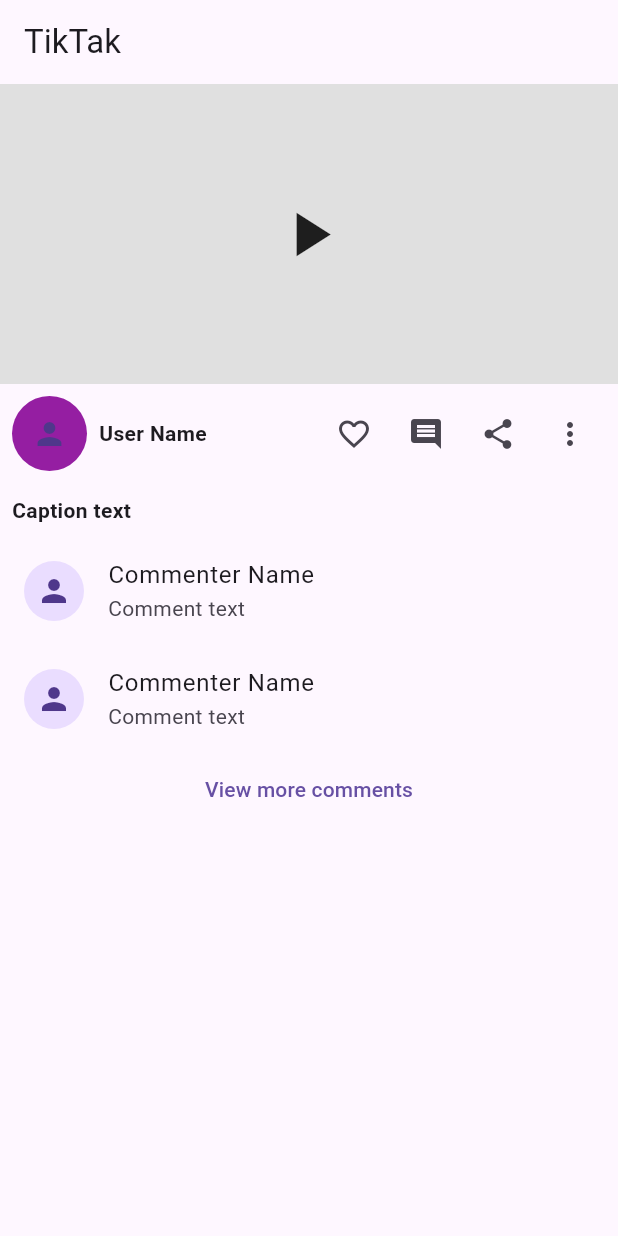
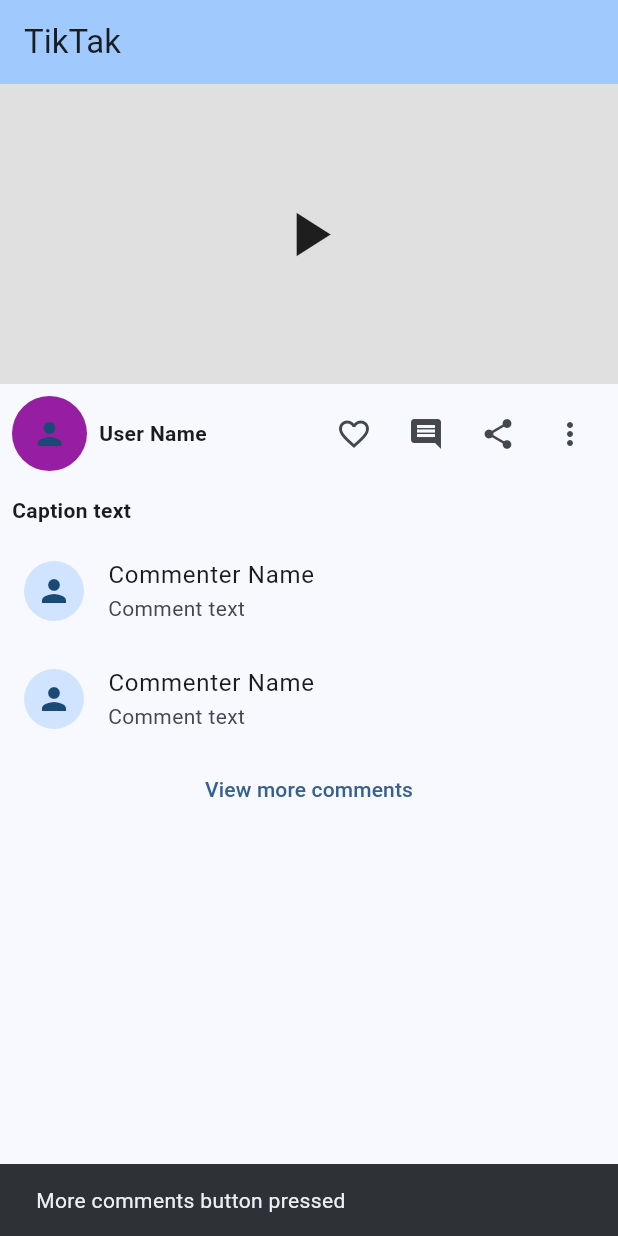
Before and after one commit to Sandell390/TikTakProject, a Flutter app: the screen it shows after launch, after a tap on "View more comments", on a phone screen of 412 x 824 dp. Run offline on Flutter 3.47's test engine with Material 3 defaults, Android fonts, the phone set to English and light mode, and no system bars.

Commit message:
Added modularity

```diff
--- a/tik_tak_app/lib/main.dart
+++ b/tik_tak_app/lib/main.dart
@@ -13,134 +13,20 @@ class MyApp extends StatelessWidget {
 
   @override
   Widget build(BuildContext context) {
+    const title = 'TikTak';
+
     return MaterialApp(
-      title: 'Flutter Demo',
+      title: title,
+      debugShowCheckedModeBanner: false,
       theme: ThemeData(
-        primarySwatch: Colors.blue,
+        colorScheme: ColorScheme.fromSeed(seedColor: Colors.blue),
+        useMaterial3: true,
       ),
-      home: const MyHomePage(),
+      // home: const MyHomePage(),
+      initialRoute: '/',
+      routes: {
+        '/': (context) => const HomePage(title: title),
+      },
     );
   }
 }
-
-class MyHomePage extends StatefulWidget {
-  const MyHomePage({super.key});
-
-  @override
-  _MyHomePageState createState() => _MyHomePageState();
-}
-
-class _MyHomePageState extends State<MyHomePage> {
-  @override
-  Widget build(BuildContext context) {
-    return Scaffold(
-      appBar: AppBar(
-        title: const Text('TikTak'),
-      ),
-      body: SingleChildScrollView(
-        child: Column(
-          crossAxisAlignment: CrossAxisAlignment.stretch,
-          children: <Widget>[
-            Container(
-              height: 200, // Adjust height as needed
-              color: Colors.grey[300], // Placeholder for video
-              child: const Center(
-                child: Icon(
-                  Icons.play_arrow,
-                  size: 50,
-                ),
-              ),
-            ),
-            Padding(
-              padding: const EdgeInsets.all(8.0),
-              child: Row(
-                mainAxisAlignment: MainAxisAlignment.spaceBetween,
-                children: <Widget>[
-                  const CircleAvatar(
-                    radius: 25,
-                    backgroundColor: Color.fromRGBO(149, 30, 162, 1.0),
-                    // Placeholder for user profile image
-                    // You can replace this with an actual image
-                    child: Icon(Icons.person),
-                  ),
-                  const Expanded(
-                    child: Padding(
-                      padding: EdgeInsets.symmetric(horizontal: 8.0),
-                      child: Text(
-                        'User Name',
-                        style: TextStyle(
-                          fontWeight: FontWeight.bold,
-                        ),
-                      ),
-                    ),
-                  ),
-                  IconButton(
-                    icon: const Icon(Icons.favorite_border),
-                    onPressed: () {
-                      // Handle like button press
-                    },
-                  ),
-                  IconButton(
-                    icon: const Icon(Icons.comment),
-                    onPressed: () {
-                      // Handle comment button press
-                    },
-                  ),
-                  IconButton(
-                    icon: const Icon(Icons.share),
-                    onPressed: () {
-                      // Handle share button press
-                    },
-                  ),
-                  IconButton(
-                    icon: const Icon(Icons.more_vert),
-                    onPressed: () {
-                      // Handle more button press
-                    },
-                  ),
-                ],
-              ),
-            ),
-            // Placeholder for caption
-            const Padding(
-              padding: EdgeInsets.all(8.0),
-              child: Text(
-                'Caption text',
-                style: TextStyle(
-                  fontWeight: FontWeight.bold,
-                ),
-              ),
-            ),
-            // Placeholder for comments
-            const ListTile(
-              leading: CircleAvatar(
-                // Placeholder for commenter profile image
-                // You can replace this with an actual image
-                child: Icon(Icons.person),
-              ),
-              title: Text('Commenter Name'),
-              subtitle: Text('Comment text'),
-            ),
-            // Placeholder for more comments
-            const ListTile(
-              leading: CircleAvatar(
-                // Placeholder for commenter profile image
-                // You can replace this with an actual image
-                child: Icon(Icons.person),
-              ),
-              title: Text('Commenter Name'),
-              subtitle: Text('Comment text'),
-            ),
-            // Placeholder for more comments button
-            TextButton(
-              onPressed: () {
-                // Handle more comments button press
-              },
-              child: const Text('View more comments'),
-            ),
-          ],
-        ),
-      ),
-    );
-  }
-}
--- /dev/null
+++ b/tik_tak_app/lib/screens/home.dart
@@ -0,0 +1,125 @@
+import '../imports.dart';
+
+class HomePage extends StatelessWidget {
+  const HomePage({super.key, required this.title});
+  final String title;
+
+  @override
+  Widget build(BuildContext context) {
+    return Scaffold(
+      appBar: AppBar(
+        backgroundColor: Theme.of(context).colorScheme.inversePrimary,
+        title: const Text('TikTak'),
+      ),
+      body: SingleChildScrollView(
+        child: Column(
+          crossAxisAlignment: CrossAxisAlignment.stretch,
+          children: <Widget>[
+            Container(
+              height: 200, // Adjust height as needed
+              color: Colors.grey[300], // Placeholder for video
+              child: const Center(
+                child: Icon(
+                  Icons.play_arrow,
+                  size: 50,
+                ),
+              ),
+            ),
+            Padding(
+              padding: const EdgeInsets.all(8.0),
+              child: Row(
+                mainAxisAlignment: MainAxisAlignment.spaceBetween,
+                children: <Widget>[
+                  const CircleAvatar(
+                    radius: 25,
+                    backgroundColor: Color.fromRGBO(149, 30, 162, 1.0),
+                    // Placeholder for user profile image
+                    // You can replace this with an actual image
+                    child: Icon(Icons.person),
+                  ),
+                  const Expanded(
+                    child: Padding(
+                      padding: EdgeInsets.symmetric(horizontal: 8.0),
+                      child: Text(
+                        'User Name',
+                        style: TextStyle(
+                          fontWeight: FontWeight.bold,
+                        ),
+                      ),
+                    ),
+                  ),
+                  IconButton(
+                    icon: const Icon(Icons.favorite_border),
+                    onPressed: () =>
+                        _showSnackBar(context, 'Like button pressed'),
+                  ),
+                  IconButton(
+                    icon: const Icon(Icons.comment),
+                    onPressed: () =>
+                        _showSnackBar(context, 'Comment button pressed'),
+                  ),
+                  IconButton(
+                    icon: const Icon(Icons.share),
+                    onPressed: () =>
+                        _showSnackBar(context, 'Share button pressed'),
+                  ),
+                  IconButton(
+                    icon: const Icon(Icons.more_vert),
+                    onPressed: () =>
+                        _showSnackBar(context, 'More button pressed'),
+                  ),
+                ],
+              ),
+            ),
+            // Placeholder for caption
+            const Padding(
+              padding: EdgeInsets.all(8.0),
+              child: Text(
+                'Caption text',
+                style: TextStyle(
+                  fontWeight: FontWeight.bold,
+                ),
+              ),
+            ),
+            // Placeholder for comments
+            const ListTile(
+              leading: CircleAvatar(
+                // Placeholder for commenter profile image
+                // You can replace this with an actual image
+                child: Icon(Icons.person),
+              ),
+              title: Text('Commenter Name'),
+              subtitle: Text('Comment text'),
+            ),
+            // Placeholder for more comments
+            const ListTile(
+              leading: CircleAvatar(
+                // Placeholder for commenter profile image
+                // You can replace this with an actual image
+                child: Icon(Icons.person),
+              ),
+              title: Text('Commenter Name'),
+              subtitle: Text('Comment text'),
+            ),
+            // Placeholder for more comments button
+            TextButton(
+              onPressed: () =>
+                  _showSnackBar(context, 'More comments button pressed'),
+              child: const Text('View more comments'),
+            ),
+          ],
+        ),
+      ),
+    );
+  }
+}
+
+void _showSnackBar(BuildContext context, String text) {
+  ScaffoldMessenger.of(context)
+    ..removeCurrentSnackBar()
+    ..showSnackBar(
+      SnackBar(
+        content: Text(text),
+      ),
+    );
+}
--- a/tik_tak_app/lib/screens/screens.dart
+++ b/tik_tak_app/lib/screens/screens.dart
@@ -0,0 +1 @@
+export 'home.dart';
```
